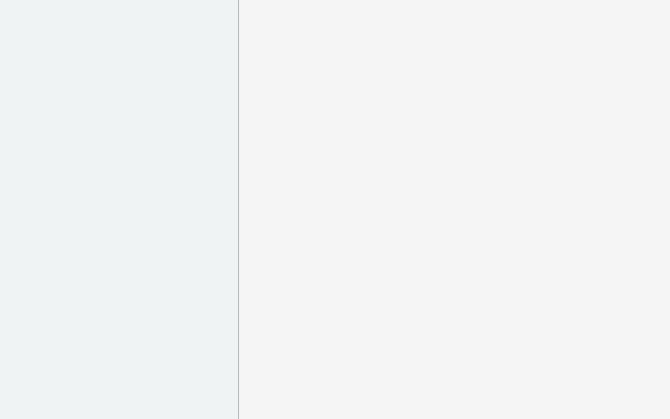
Above: mainwindow.ui from jwdeitch/simplesafe before the change. Below: the same form after it.
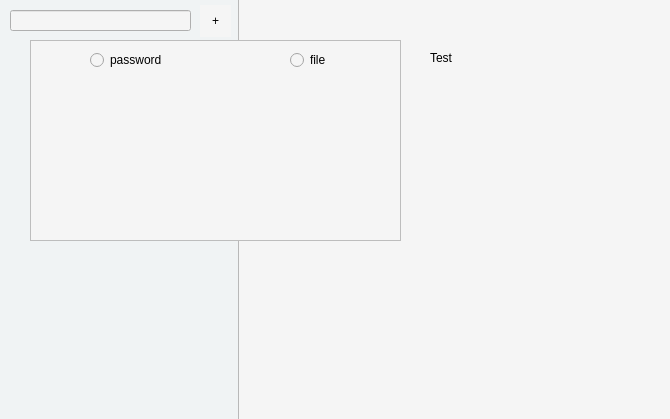
That is the form after the change.

Commit message: add asset popup

The edit to the form file:
```diff
--- a/mainwindow.ui
+++ b/mainwindow.ui
@@ -40,6 +40,94 @@
     <enum>QListView::Adjust</enum>
    </property>
   </widget>
+  <widget class="QLineEdit" name="lineEdit">
+   <property name="geometry">
+    <rect>
+     <x>10</x>
+     <y>10</y>
+     <width>181</width>
+     <height>21</height>
+    </rect>
+   </property>
+  </widget>
+  <widget class="QLabel" name="selectedNameLabel">
+   <property name="geometry">
+    <rect>
+     <x>430</x>
+     <y>50</y>
+     <width>60</width>
+     <height>16</height>
+    </rect>
+   </property>
+   <property name="text">
+    <string>Test</string>
+   </property>
+  </widget>
+  <widget class="QFrame" name="newAssetFrame">
+   <property name="geometry">
+    <rect>
+     <x>30</x>
+     <y>40</y>
+     <width>371</width>
+     <height>201</height>
+    </rect>
+   </property>
+   <property name="styleSheet">
+    <string notr="true"/>
+   </property>
+   <property name="frameShape">
+    <enum>QFrame::StyledPanel</enum>
+   </property>
+   <property name="frameShadow">
+    <enum>QFrame::Raised</enum>
+   </property>
+   <widget class="QRadioButton" name="radioButton">
+    <property name="geometry">
+     <rect>
+      <x>60</x>
+      <y>10</y>
+      <width>84</width>
+      <height>20</height>
+     </rect>
+    </property>
+    <property name="text">
+     <string>password</string>
+    </property>
+   </widget>
+   <widget class="QRadioButton" name="radioButton_2">
+    <property name="geometry">
+     <rect>
+      <x>260</x>
+      <y>10</y>
+      <width>44</width>
+      <height>20</height>
+     </rect>
+    </property>
+    <property name="text">
+     <string>file</string>
+    </property>
+   </widget>
+  </widget>
+  <widget class="QPushButton" name="newAssetBtn">
+   <property name="geometry">
+    <rect>
+     <x>200</x>
+     <y>5</y>
+     <width>31</width>
+     <height>32</height>
+    </rect>
+   </property>
+   <property name="styleSheet">
+    <string notr="true">font: 75 18pt &quot;Times New Roman&quot;;
+border: none;</string>
+   </property>
+   <property name="text">
+    <string>+</string>
+   </property>
+   <property name="flat">
+    <bool>true</bool>
+   </property>
+  </widget>
  </widget>
  <layoutdefault spacing="6" margin="11"/>
  <resources/>
```
The commit also changes 3 other files.
